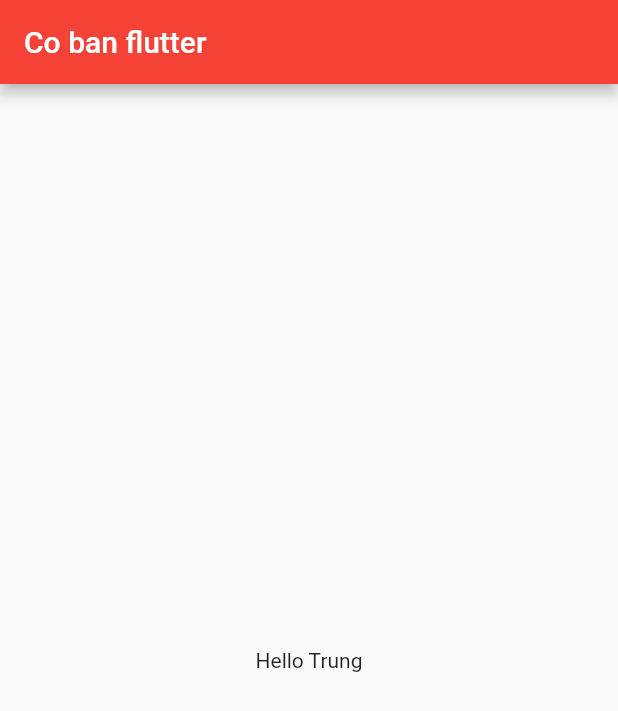
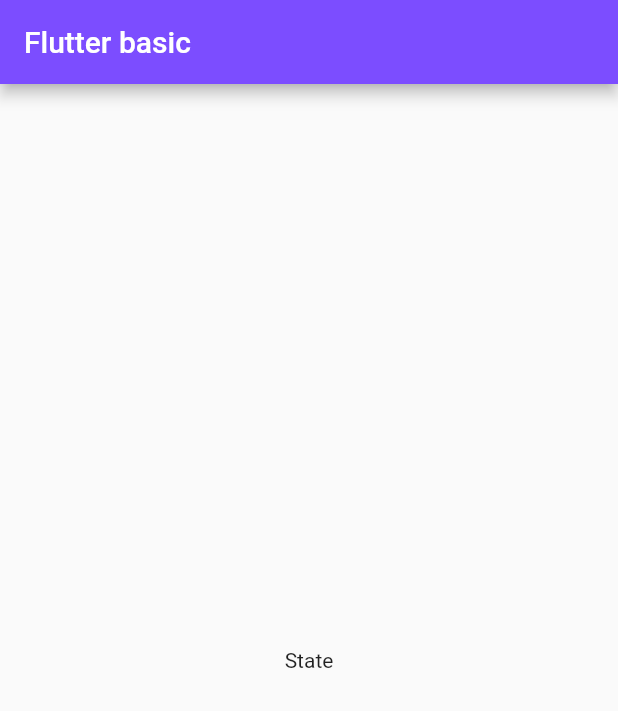
Before and after one commit to trunglemobiledev/flutterlearn, a Flutter app: the screen it shows after launch, on a phone screen of 412 x 824 dp. Shown: the top 711 px of the screen. Run offline on Flutter 3.47's test engine with Material 2 defaults, Android fonts, the phone set to English and light mode, and no system bars.

Commit message:
Bai 32 StatelessWidget, State, create Widget extends StatelessWidget

```diff
--- a/lib/main.dart
+++ b/lib/main.dart
@@ -9,10 +9,28 @@
     home: SafeArea(
         child: Scaffold(
             appBar: AppBar(
-              backgroundColor: Colors.red,
-              title: const Text('Co ban flutter'),
+              backgroundColor: Colors.deepPurpleAccent,
+              title: const Text('Flutter basic'),
             ),
-            body: const Center(child: Text('Hello Trung')))),
+            // body: const Center(child: Text('Hello Trung')))),
+            body: const MyWidget(true))),
     debugShowCheckedModeBanner: false, // tăt cai nhan debug
   ));
 }
+
+// StatelessWidget :
+// Tự tạo MyWidget ke thừa StatelessWidget
+class MyWidget extends StatelessWidget {
+  final bool loading;
+
+  const MyWidget(this.loading, {super.key});
+
+  @override
+  Widget build(BuildContext context) {
+    // hàm buil() bắc buộc phải có trong StatelessWidget
+    // Là 1 hàm càn ghi đè lại
+    return loading
+        ? const Center(child: Text('State'))
+        : const Center(child: CircularProgressIndicator());
+  }
+}
```
